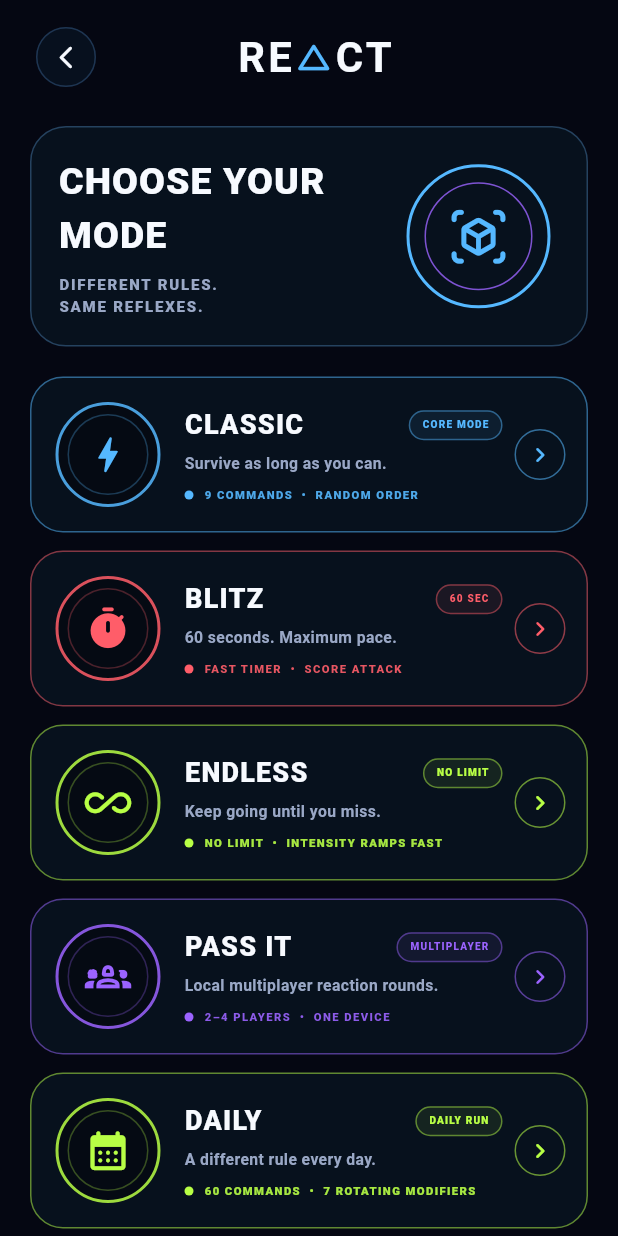
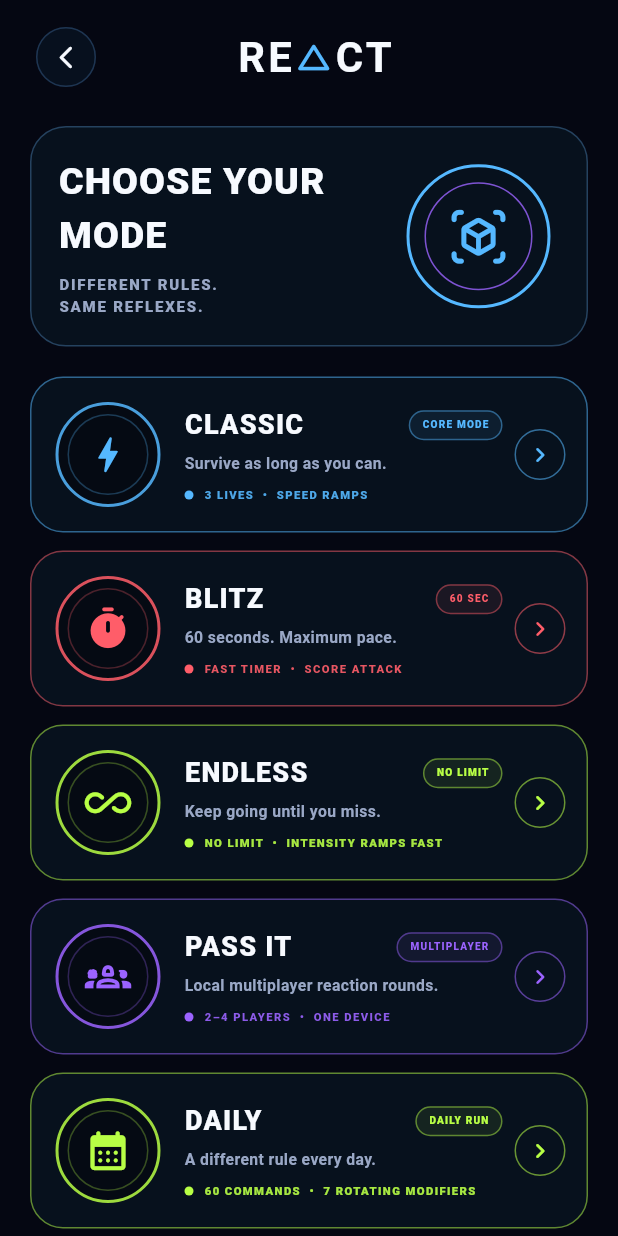
Before and after one commit to imdavidj13-droid/react, a Flutter app: the ModesScreen screen opened directly, on a phone screen of 412 x 824 dp. Run offline on Flutter 3.47's test engine with Material 3 defaults, Android fonts, the light colour scheme and no system bars; our stand-ins replace shared_preferences; missing offline and left inert: flame; accounts and stored records are empty.

Commit message:
Clarify Classic rules on Modes

```diff
--- a/lib/features/modes/presentation/modes_screen.dart
+++ b/lib/features/modes/presentation/modes_screen.dart
@@ -38,7 +38,7 @@ class ModesScreen extends StatelessWidget {
                   _ModePanel(
                     title: 'CLASSIC',
                     subtitle: 'Survive as long as you can.',
-                    detail: '9 COMMANDS  •  RANDOM ORDER',
+                    detail: '3 LIVES  •  SPEED RAMPS',
                     icon: Icons.bolt_rounded,
                     color: ReactColors.electricBlueBright,
                     badge: 'CORE MODE',
```
